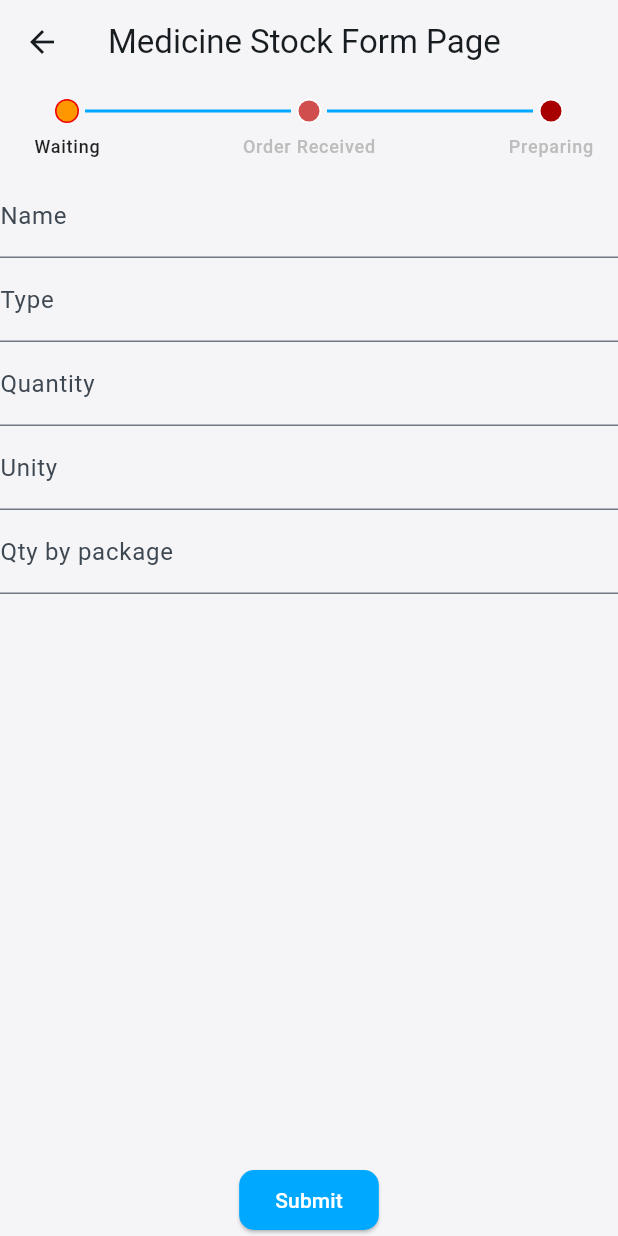
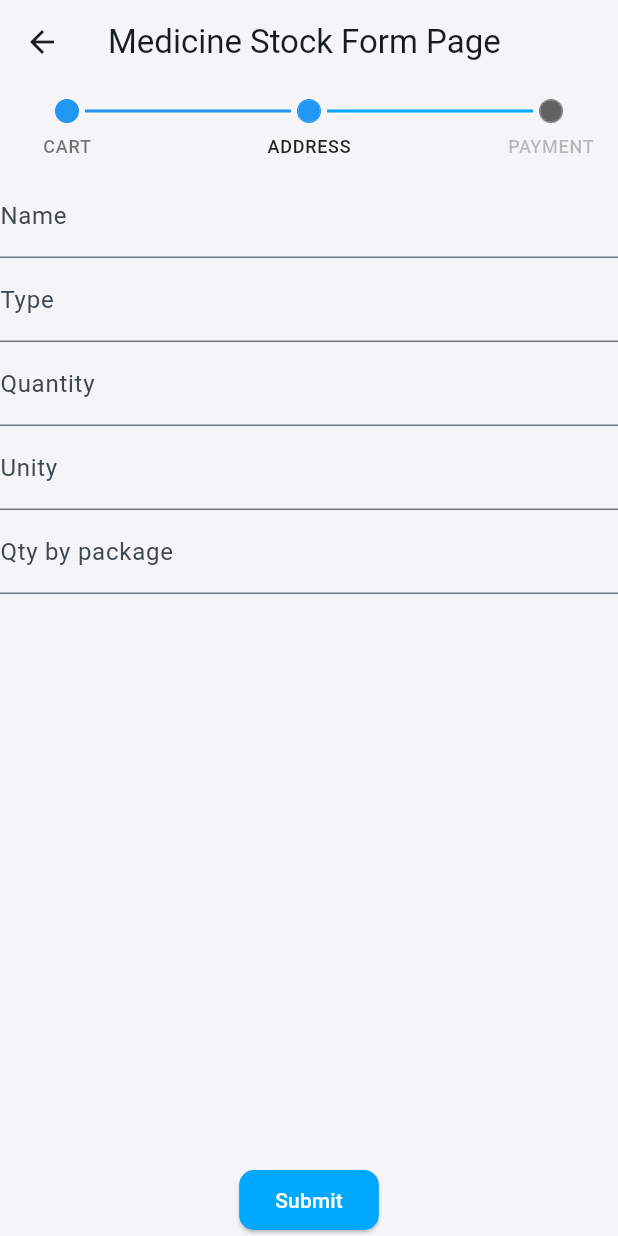
Before and after one commit to Alan-Roza/tcc-medicine-management, a Flutter app: the MedicineStockFormPage screen opened by its route, on a phone screen of 412 x 824 dp. Run offline on Flutter 3.47's test engine with Material 3 defaults, Android fonts, the phone set to English and light mode, and no system bars; drawn by our look-alikes of easy_stepper; our stand-ins replace flutter_mobx, flutter_speed_dial, flutter_svg, go_router, google_fonts, image_picker and 1 more; generated files the repository leaves out were written again; project files that could hold a hidden picture were left out.

Commit message:
wip: step progress

```diff
--- a/lib/app/shared/widgets/step_progress_view.dart
+++ b/lib/app/shared/widgets/step_progress_view.dart
@@ -5,7 +5,7 @@ class StepProgressView extends StatefulWidget {
   final double _width;
 
   final List<String> _titles;
-  final int _curStep;
+  final int _currrentStep;
   final Color _activeColor;
 
   const StepProgressView(
@@ -15,7 +15,7 @@ class StepProgressView extends StatefulWidget {
       required double width,
       required Color color})
       : _titles = titles,
-        _curStep = curStep,
+        _currrentStep = curStep,
         _width = width,
         _activeColor = color,
         assert(width > 0),
@@ -26,27 +26,8 @@ class StepProgressView extends StatefulWidget {
 }
 
 class _StepProgressViewState extends State<StepProgressView> {
-  int activeStep = 0;
-  int activeStep2 = 0;
-  int reachedStep = 0;
-  int upperBound = 5;
+  int activeStep = 1;
   double progress = 0.2;
-  Set<int> reachedSteps = <int>{0, 2, 4, 5};
-  final dashImages = [
-    'assets/1.png',
-    'assets/2.png',
-    'assets/3.png',
-    'assets/4.png',
-    'assets/5.png',
-  ];
-
-  void increaseProgress() {
-    if (progress < 1) {
-      setState(() => progress += 0.2);
-    } else {
-      setState(() => progress = 0);
-    }
-  }
 
   final Color _inactiveColor = const Color(0xFFE6EEF3);
   final double lineWidth = 3.0;
@@ -55,73 +36,77 @@ class _StepProgressViewState extends State<StepProgressView> {
   Widget build(BuildContext context) {
     double width = MediaQuery.of(context).size.width / 3;
 
-    return SafeArea(
-      child: SingleChildScrollView(
-        child: Column(
+    return Column(
       children: <Widget>[
         EasyStepper(
           activeStep: activeStep,
           lineStyle: LineStyle(
             lineLength: width,
             lineType: LineType.normal,
-                finishedLineColor: Colors.orange,
+            finishedLineColor: Colors.blue,
+            unreachedLineType: LineType.normal,
+            unreachedLineColor: Colors.grey.shade400,
             lineThickness: 2,
             lineSpace: 1,
             lineWidth: 10,
-                unreachedLineType: LineType.normal,
           ),
-              finishedStepBorderColor: Colors.deepOrange,
-              finishedStepTextColor: Colors.deepOrange,
-              finishedStepBackgroundColor: Colors.deepOrange,
+          finishedStepBorderColor: Colors.blue,
+          finishedStepTextColor: Colors.black54,
+          finishedStepBackgroundColor: Colors.blue,
+
+          unreachedStepBorderColor: Colors.black26,
+          unreachedStepTextColor: Colors.black26,
+          unreachedStepBackgroundColor: Colors.black26,
+
+          activeStepBorderColor: Colors.blue,
           activeStepTextColor: Colors.black87,
-              activeStepIconColor: Colors.deepOrange,
+          activeStepBackgroundColor: Colors.white,
+          activeStepIconColor: Colors.black87,
+
           showLoadingAnimation: false,
-              showStepBorder: false,
+          showStepBorder: true,
           stepRadius: 8,
-              steps: [
-                EasyStep(
+            steps: widget._titles.map((title) {
+              int index = widget._titles.indexOf(title);
+              return EasyStep(
                 customStep: CircleAvatar(
                   radius: 8,
-                    backgroundColor: const Color.fromARGB(255, 236, 0, 0),
+                  backgroundColor: activeStep >= index ? Colors.blue : Colors.black26,
                   child: CircleAvatar(
                     radius: 7,
-                      backgroundColor:
-                          activeStep >= 0 ? Colors.orange : Colors.white,
+                    backgroundColor: activeStep >= index ? Colors.blue : Colors.black26,
                   ),
                 ),
-                  title: 'Waiting',
-                ),
-                EasyStep(
-                  customStep: CircleAvatar(
-                    radius: 8,
-                    backgroundColor: Colors.white,
-                    child: CircleAvatar(
-                      radius: 7,
-                      backgroundColor:
-                          activeStep >= 1 ? Colors.orange : const Color.fromARGB(255, 209, 78, 78),
-                    ),
-                  ),
-                  title: 'Order Received',
-                  topTitle: true,
-                ),
-                EasyStep(
-                  customStep: CircleAvatar(
-                    radius: 8,
-                    backgroundColor: Colors.white,
-                    child: CircleAvatar(
-                      radius: 7,
-                      backgroundColor:
-                          activeStep >= 2 ? Colors.orange : const Color.fromARGB(255, 168, 0, 0),
-                    ),
-                  ),
-                  title: 'Preparing',
-                ),
-              ],
+                title: title,
+              );
+            }).toList(),
+            // EasyStep(
+            //   topTitle: false,
+            //   customStep: CircleAvatar(
+            //     radius: 8,
+            //     backgroundColor: activeStep >= 1 ? Colors.blue : Colors.grey.shade600,
+            //     child: CircleAvatar(
+            //       radius: 7,
+            //       backgroundColor: activeStep >= 1 ? Colors.white : Colors.grey.shade500,
+            //     ),
+            //   ),
+            //   title: 'Order Received',
+            // ),
+            // EasyStep(
+            //   customStep: CircleAvatar(
+            //     radius: 8,
+            //     backgroundColor: Colors.white,
+            //     child: CircleAvatar(
+            //       radius: 7,
+            //       backgroundColor:
+            //           activeStep >= 2 ? Colors.orange : const Color.fromARGB(255, 168, 0, 0),
+            //     ),
+            //   ),
+            //   title: 'Preparing',
+            // ),
           onStepReached: (index) => setState(() => activeStep = index),
         ),
       ],
-        ),
-      ),
     );
   }
 }
```
Lines whose indentation alone changed are shown as unchanged.
